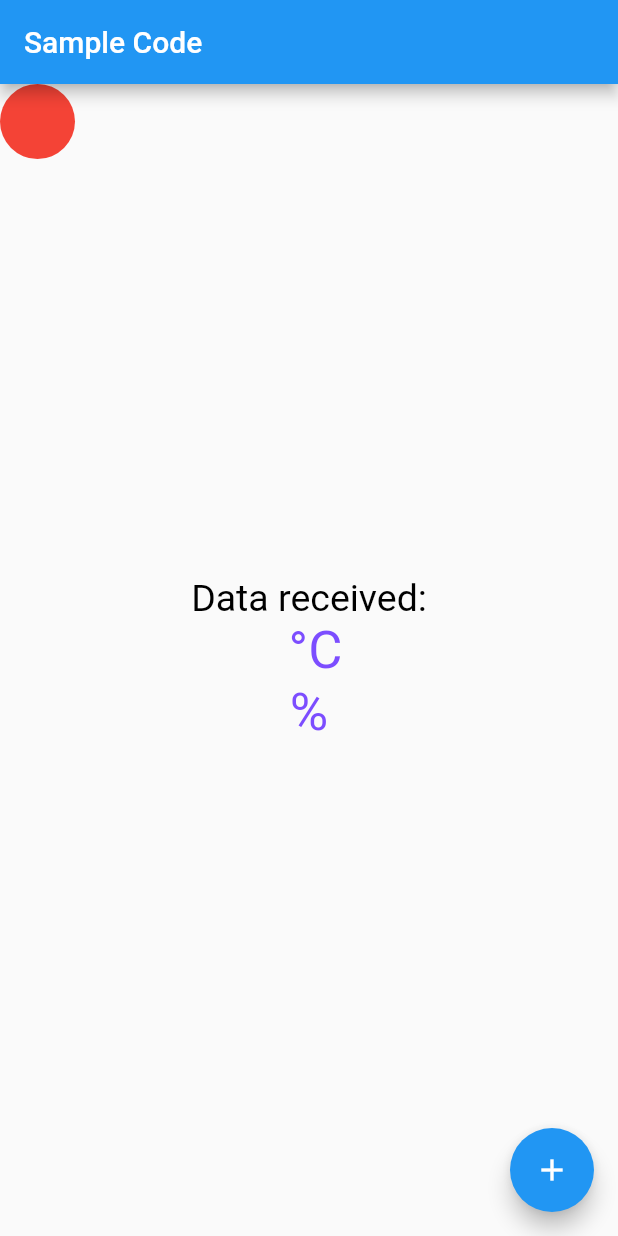
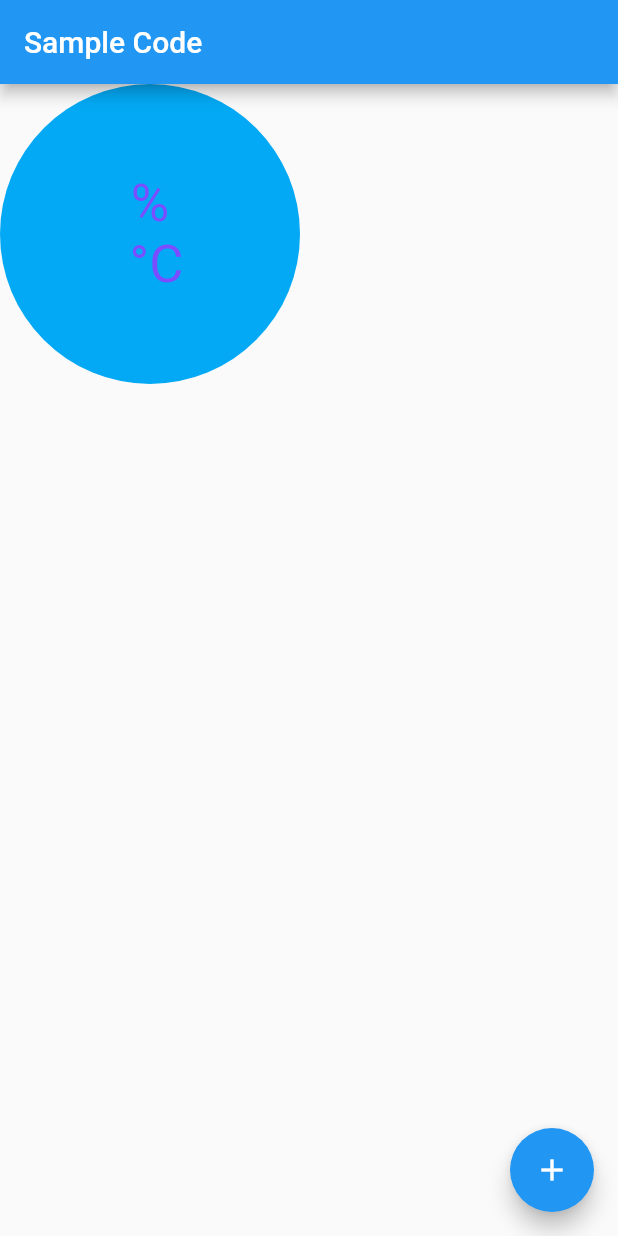
Before and after one commit to tallpizza/plant_factory, a Flutter app: the screen it shows after launch, on a phone screen of 412 x 824 dp. Run offline on Flutter 3.47's test engine with Material 2 defaults, Android fonts, the phone set to English and light mode, and no system bars; missing offline and left inert: mqtt_client.

Commit message:
드래그 가능한 원안에 온습도 텍스트 넣기 #5

```diff
--- a/lib/main.dart
+++ b/lib/main.dart
@@ -44,37 +44,6 @@ class _MyStatefulWidgetState extends State<MyStatefulWidget> {
       body: Stack(
         fit: StackFit.expand,
         children: <Widget>[
-          Column(
-            mainAxisAlignment: MainAxisAlignment.center,
-            children: <Widget>[
-              const Text('Data received:',
-                  style: TextStyle(color: Colors.black, fontSize: 25)),
-              ValueListenableBuilder<String>(
-                  builder: (BuildContext context, String value, Widget? child) {
-                    return Row(
-                      mainAxisAlignment: MainAxisAlignment.spaceEvenly,
-                      children: <Widget>[
-                        Text("$value °C",
-                            style: const TextStyle(
-                                color: Colors.deepPurpleAccent, fontSize: 35))
-                      ],
-                    );
-                  },
-                  valueListenable: mqttHandler.temp),
-              ValueListenableBuilder<String>(
-                  builder: (BuildContext context, String value, Widget? child) {
-                    return Row(
-                      mainAxisAlignment: MainAxisAlignment.spaceEvenly,
-                      children: <Widget>[
-                        Text("$value%",
-                            style: const TextStyle(
-                                color: Colors.deepPurpleAccent, fontSize: 35))
-                      ],
-                    );
-                  },
-                  valueListenable: mqttHandler.humi),
-            ],
-          ),
           Positioned(
             top: _top,
             left: _left,
@@ -86,11 +55,44 @@ class _MyStatefulWidgetState extends State<MyStatefulWidget> {
                 });
               },
               child: Container(
-                width: 50,
-                height: 50,
+                width: 200,
+                height: 200,
                 decoration: const BoxDecoration(
-                  color: Colors.red,
+                  color: Colors.lightBlue,
                   shape: BoxShape.circle,
+                ),
+                child: Column(
+                  mainAxisAlignment: MainAxisAlignment.center,
+                  children: [
+                    ValueListenableBuilder<String>(
+                        builder: (BuildContext context, String value,
+                            Widget? child) {
+                          return Row(
+                            mainAxisAlignment: MainAxisAlignment.spaceEvenly,
+                            children: <Widget>[
+                              Text("$value%",
+                                  style: const TextStyle(
+                                      color: Colors.deepPurpleAccent,
+                                      fontSize: 35))
+                            ],
+                          );
+                        },
+                        valueListenable: mqttHandler.humi),
+                    ValueListenableBuilder<String>(
+                        builder: (BuildContext context, String value,
+                            Widget? child) {
+                          return Row(
+                            mainAxisAlignment: MainAxisAlignment.spaceEvenly,
+                            children: <Widget>[
+                              Text("$value °C",
+                                  style: const TextStyle(
+                                      color: Colors.deepPurpleAccent,
+                                      fontSize: 35))
+                            ],
+                          );
+                        },
+                        valueListenable: mqttHandler.temp),
+                  ],
                 ),
               ),
             ),
```
